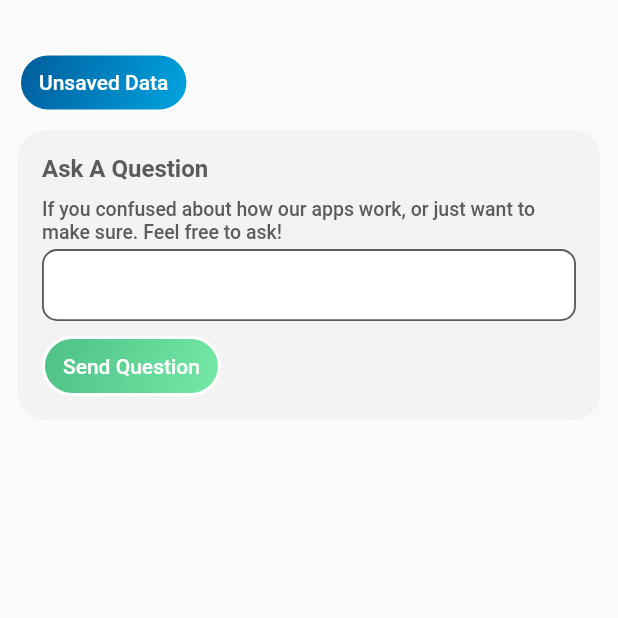
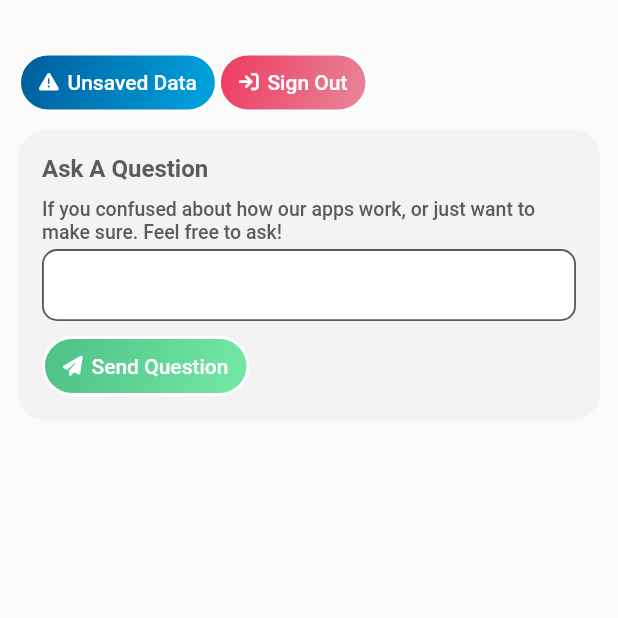
Before and after one commit to FlazeFy/Wardrobe-Mobile, a Flutter app: the ProfilePage screen opened directly, on a phone screen of 412 x 824 dp, the top half of it. Run offline on Flutter 3.47's test engine with Material 2 defaults, Android fonts, the phone set to English and light mode, and no system bars; our stand-ins replace connectivity_plus, firebase_core, firebase_crashlytics, firebase_messaging, flutter_local_notifications, font_awesome_flutter and 4 more; missing offline and left inert: art_sweetalert; accounts and stored records are empty; network calls fail.

Commit message:
[Mobile] Sign Out

```diff
--- a/wardrobe/lib/atoms/a_button.dart
+++ b/wardrobe/lib/atoms/a_button.dart
@@ -13,10 +13,14 @@ class AtomsButton extends StatelessWidget {
 
   @override
   Widget build(BuildContext context) {
-    if (type == 'btn-success' || type == 'btn-primary') {
+    if (type == 'btn-success' ||
+        type == 'btn-primary' ||
+        type == 'btn-danger') {
       List<Color> gradientColors = (type == 'btn-success')
           ? [successDarkBG, successBG]
-          : [darkInfoBG, infoBG];
+          : (type == 'btn-primary')
+              ? [darkInfoBG, infoBG]
+              : [dangerDarkBG, dangerBG];
 
       return InkWell(
           onTap: this.action,
--- a/wardrobe/lib/screens/landing/index.dart
+++ b/wardrobe/lib/screens/landing/index.dart
@@ -1,6 +1,4 @@
 import 'package:flutter/material.dart';
-import 'package:wardrobe/atoms/a_input.dart';
-import 'package:wardrobe/atoms/a_text.dart';
 import 'package:wardrobe/design_tokens/style.dart';
 import 'package:wardrobe/screens/landing/sections/landing_login.dart';
 
--- a/wardrobe/lib/screens/landing/sections/landing_login.dart
+++ b/wardrobe/lib/screens/landing/sections/landing_login.dart
@@ -89,7 +89,7 @@ class StateLandingSectionLogin extends State<LandingSectionLogin> {
                           Get.snackbar('failed', response[0]['message']);
                         }
                       } catch (e) {
-                        Get.snackbar('error', e.toString());
+                        Get.snackbar('error', 'something went wrong');
                       }
                     }
                   },
--- a/wardrobe/lib/screens/profile/index.dart
+++ b/wardrobe/lib/screens/profile/index.dart
@@ -1,8 +1,10 @@
 import 'package:flutter/material.dart';
+import 'package:font_awesome_flutter/font_awesome_flutter.dart';
 import 'package:get/get.dart';
 import 'package:wardrobe/atoms/a_button.dart';
 import 'package:wardrobe/design_tokens/style.dart';
 import 'package:wardrobe/screens/profile/sections/profile_post_question.dart';
+import 'package:wardrobe/screens/profile/sections/profile_sign_out.dart';
 import 'package:wardrobe/screens/sync/index.dart';
 
 class ProfilePage extends StatefulWidget {
@@ -17,21 +19,25 @@ class StateProfilePageState extends State<ProfilePage> {
   Widget build(BuildContext context) {
     return Scaffold(
         body: ListView(
-      padding: EdgeInsets.symmetric(horizontal: spaceMD, vertical: spaceJumbo),
+      padding:
+          const EdgeInsets.symmetric(horizontal: spaceMD, vertical: spaceJumbo),
       children: [
         Row(
           children: [
             AtomsButton(
               type: "btn-primary",
               text: "Unsaved Data",
+              icon: const FaIcon(FontAwesomeIcons.triangleExclamation,
+                  color: whiteColor, size: textMD),
               action: () {
                 Get.to(const SyncPage());
               },
-            )
+            ),
+            const ProfileSectionSignOut()
           ],
         ),
-        SizedBox(height: spaceMD),
-        ProfileSectionPostQuestion()
+        const SizedBox(height: spaceMD),
+        const ProfileSectionPostQuestion()
       ],
     ));
   }
--- a/wardrobe/lib/screens/profile/sections/profile_post_question.dart
+++ b/wardrobe/lib/screens/profile/sections/profile_post_question.dart
@@ -1,4 +1,5 @@
 import 'package:flutter/material.dart';
+import 'package:font_awesome_flutter/font_awesome_flutter.dart';
 import 'package:get/get.dart';
 import 'package:wardrobe/atoms/a_button.dart';
 import 'package:wardrobe/atoms/a_input.dart';
@@ -57,6 +58,8 @@ class StateProfileSectionPostQuestion
               AtomsButton(
                 type: "btn-success",
                 text: isLoadPost ? "Sending..." : "Send Question",
+                icon: const FaIcon(FontAwesomeIcons.solidPaperPlane,
+                    color: whiteColor, size: textMD),
                 action: () async {
                   if (isLoadPost) return;
 
--- /dev/null
+++ b/wardrobe/lib/screens/profile/sections/profile_sign_out.dart
@@ -0,0 +1,61 @@
+import 'package:art_sweetalert/art_sweetalert.dart';
+import 'package:flutter/material.dart';
+import 'package:font_awesome_flutter/font_awesome_flutter.dart';
+import 'package:get/get.dart';
+import 'package:wardrobe/atoms/a_button.dart';
+import 'package:wardrobe/design_tokens/style.dart';
+import 'package:wardrobe/modules/api/auth/service/queries.dart';
+import 'package:wardrobe/screens/landing/index.dart';
+
+class ProfileSectionSignOut extends StatefulWidget {
+  const ProfileSectionSignOut({super.key});
+
+  @override
+  StateProfileSectionSignOut createState() => StateProfileSectionSignOut();
+}
+
+class StateProfileSectionSignOut extends State<ProfileSectionSignOut> {
+  late AuthQueriesService apiQuery;
+
+  @override
+  void initState() {
+    super.initState();
+    apiQuery = AuthQueriesService();
+  }
+
+  @override
+  Widget build(BuildContext context) {
+    return AtomsButton(
+      type: "btn-danger",
+      text: "Sign Out",
+      icon: const FaIcon(FontAwesomeIcons.arrowRightToBracket,
+          color: whiteColor, size: textMD),
+      action: () {
+        ArtSweetAlert.show(
+            context: context,
+            artDialogArgs: ArtDialogArgs(
+                showCancelBtn: true,
+                onCancel: () {
+                  Get.back();
+                },
+                onConfirm: () async {
+                  try {
+                    var response = await apiQuery.getSignOut();
+                    if (response[0]['status'] == 'success') {
+                      Get.to(const LoginPage());
+                      Get.snackbar('Success', response[0]['message']);
+                    } else {
+                      Get.to(const LoginPage());
+                      Get.snackbar('failed', response[0]['message']);
+                    }
+                  } catch (e) {
+                    Get.snackbar('error', 'something went wrong');
+                  }
+                },
+                type: ArtSweetAlertType.question,
+                title: "Are you sure?",
+                text: "Want to sign out from this account?"));
+      },
+    );
+  }
+}
--- a/wardrobe/pubspec.yaml
+++ b/wardrobe/pubspec.yaml
@@ -49,6 +49,7 @@ dependencies:
   flutter_local_notifications: ^17.2.4
   firebase_messaging: ^14.7.10
   firebase_crashlytics: ^3.4.9
+  art_sweetalert: ^0.0.5
 
 dev_dependencies:
   flutter_test:
```
Also changed, not shown: wardrobe/lib/modules/api/auth/service/queries.dart (added, +39 -0 lines), wardrobe/pubspec.lock.
